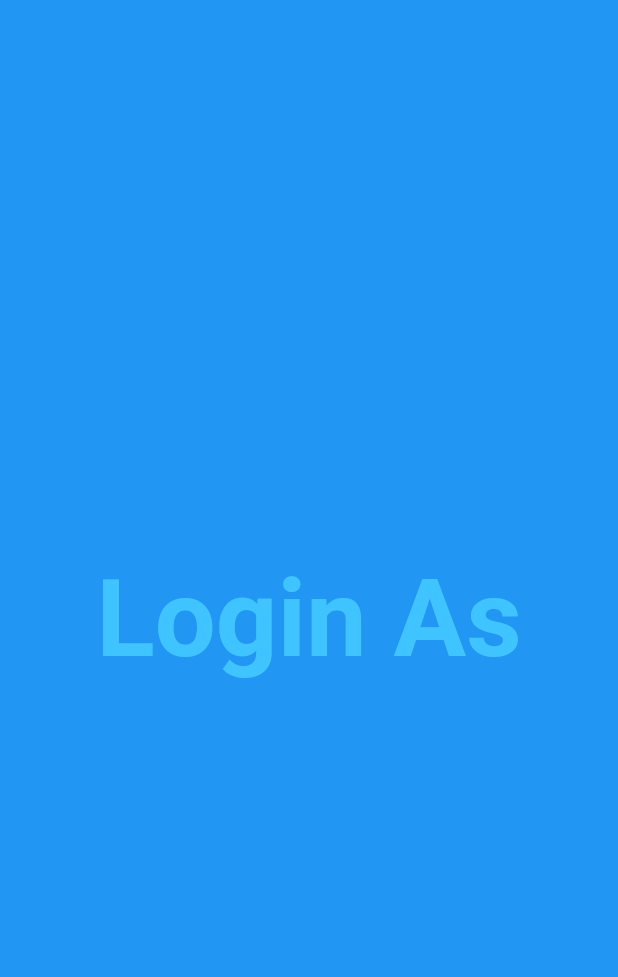
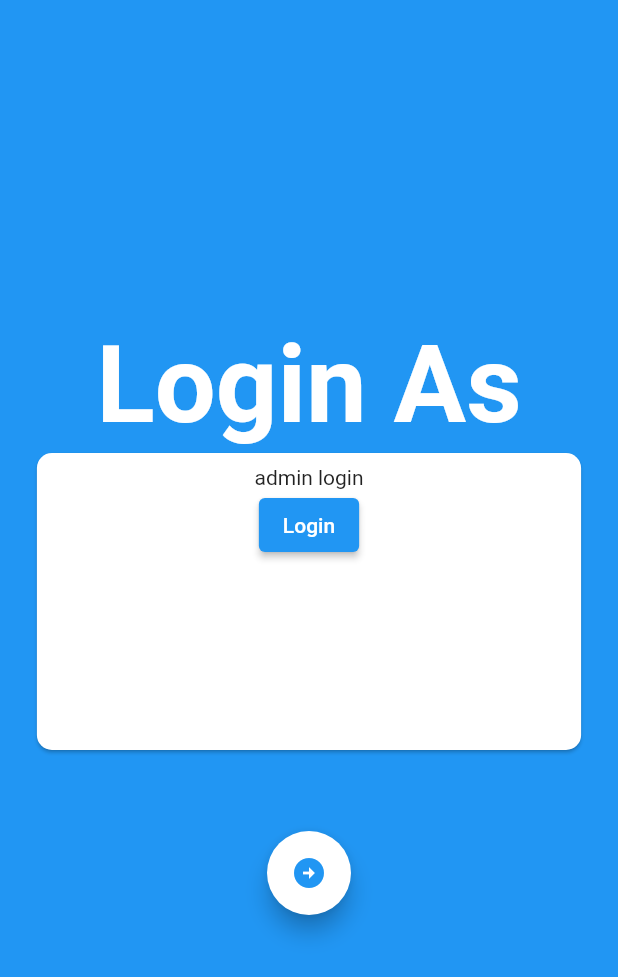
Before and after one commit to Krupal01/cuorier_service_demo, a Flutter app: the screen it shows after launch, on a phone screen of 412 x 824 dp. Shown: the top 977 px of the screen. Run offline on Flutter 3.47's test engine with Material 2 defaults, Android fonts, the phone set to English and light mode, and no system bars; drawn by our look-alikes of carousel_slider; our stand-ins replace get; Roboto replaces fonts that are missing (Georgia, Hind).

Commit message:
pageview , login

```diff
--- a/lib/main.dart
+++ b/lib/main.dart
@@ -19,7 +19,7 @@ class MyApp extends StatelessWidget {
         primarySwatch: Colors.blue,
         fontFamily: 'Georgia',
         textTheme: const TextTheme(
-          headline1: TextStyle(color : Colors.lightBlueAccent,fontSize: 72.0, fontWeight: FontWeight.bold),
+          headline1: TextStyle(color : Colors.white,fontSize: 72.0, fontWeight: FontWeight.bold),
           headline6: TextStyle(fontSize: 36.0, fontStyle: FontStyle.italic),
           bodyText2: TextStyle(fontSize: 14.0, fontFamily: 'Hind'),
         ),
--- /dev/null
+++ b/lib/screen/admin_screen/admin_login.dart
@@ -0,0 +1,33 @@
+import 'package:cuorier_service_demo/screen/admin_screen/admin_home_screen.dart';
+import 'package:flutter/material.dart';
+import 'package:get/get.dart';
+
+class AdminLogin extends StatelessWidget {
+  static const route = "/admin_login";
+  const AdminLogin({Key? key}) : super(key: key);
+
+  @override
+  Widget build(BuildContext context) {
+    return Card(
+      color: Colors.white,
+      shape: RoundedRectangleBorder(
+        borderRadius: BorderRadius.circular(10.0),
+      ),
+      child: SizedBox(
+        height: 500,
+        width: double.infinity,
+        child: Padding(
+          padding: const EdgeInsets.all(8.0),
+          child: Column(
+            children:  [
+              const Text("admin login"),
+              ElevatedButton(onPressed: ()=>{
+                Get.offAllNamed(AdminHomeScreen.route)
+              }, child: const Text("Login"))
+            ],
+          ),
+        ),
+      ),
+    );
+  }
+}
--- a/lib/screen/login_base.dart
+++ b/lib/screen/login_base.dart
@@ -1,9 +1,14 @@
+import 'package:carousel_slider/carousel_slider.dart';
+import 'package:cuorier_service_demo/screen/admin_screen/admin_login.dart';
+import 'package:cuorier_service_demo/screen/customer_care/customer_care_login.dart';
+import 'package:cuorier_service_demo/screen/scanner_boy/scanner_boy_login.dart';
 import 'package:flutter/material.dart';
 
 class LoginBaseScreen extends StatelessWidget {
   static const route = "/login_base";
-  const LoginBaseScreen({Key? key}) : super(key: key);
+  LoginBaseScreen({Key? key}) : super(key: key);
 
+  final CarouselController buttonCarouselController = CarouselController();
   @override
   Widget build(BuildContext context) {
     return Container(
@@ -14,7 +19,37 @@ class LoginBaseScreen extends StatelessWidget {
         mainAxisAlignment: MainAxisAlignment.center,
         crossAxisAlignment: CrossAxisAlignment.center,
         children: [
-          Text("Login As", style: Theme.of(context).textTheme.headline1,),
+          Text(
+            "Login As",
+            style: Theme.of(context).textTheme.headline1,
+          ),
+          CarouselSlider(
+            carouselController: buttonCarouselController,
+            items: const [AdminLogin(), CustomerCareLogin(), ScannerBoyLogin()],
+            options: CarouselOptions(
+              enableInfiniteScroll: false,
+              autoPlay: false,
+              reverse: false,
+              enlargeCenterPage: true,
+              viewportFraction: 0.9,
+              aspectRatio: 2.0,
+              initialPage: 0,
+              scrollDirection: Axis.horizontal,
+            ),
+          ),
+          const SizedBox(
+            height: 50,
+          ),
+          FloatingActionButton(
+            onPressed: () => {
+              buttonCarouselController.nextPage(curve: Curves.linear)
+            },
+            child: Icon(
+              Icons.arrow_circle_right,
+              color: Theme.of(context).primaryColor,
+            ),
+            backgroundColor: Colors.white,
+          )
         ],
       ),
     );
--- a/lib/screen/nav_pages.dart
+++ b/lib/screen/nav_pages.dart
@@ -1,8 +1,10 @@
+import 'package:cuorier_service_demo/screen/admin_screen/admin_home_screen.dart';
 import 'package:cuorier_service_demo/screen/login_base.dart';
 import 'package:cuorier_service_demo/screen/splash_screen.dart';
 import 'package:get/get.dart';
 
 var pages = [
   GetPage(name: SplashScreen.route, page: () => const SplashScreen()),
-  GetPage(name: LoginBaseScreen.route, page: ()=>const LoginBaseScreen()),
+  GetPage(name: LoginBaseScreen.route, page: ()=> LoginBaseScreen()),
+  GetPage(name: AdminHomeScreen.route, page: ()=>const AdminHomeScreen())
 ];
--- a/pubspec.yaml
+++ b/pubspec.yaml
@@ -31,6 +31,7 @@ dependencies:
     sdk: flutter
   get: ^4.6.5
   http: ^0.13.5
+  carousel_slider: ^4.1.1
 
 
   # The following adds the Cupertino Icons font to your application.
```
Also changed, not shown: lib/screen/admin_screen/admin_home_screen.dart (added, +11 -0 lines), lib/screen/customer_care/customer_care_login.dart (added, +28 -0 lines), lib/screen/scanner_boy/scanner_boy_login.dart (added, +28 -0 lines), pubspec.lock.
